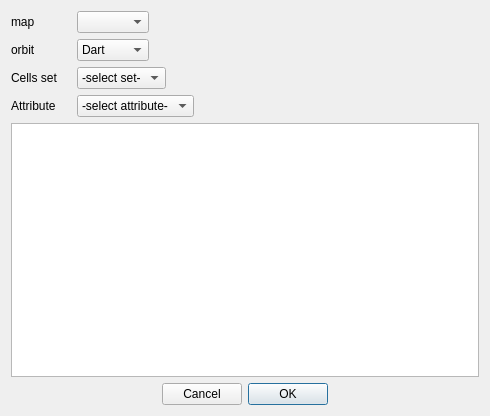
Above: schnapps/plugins/attribute_editor/edit_attribute_dialog.ui from cgogn/SCHNApps before the change. Below: the same form after it.
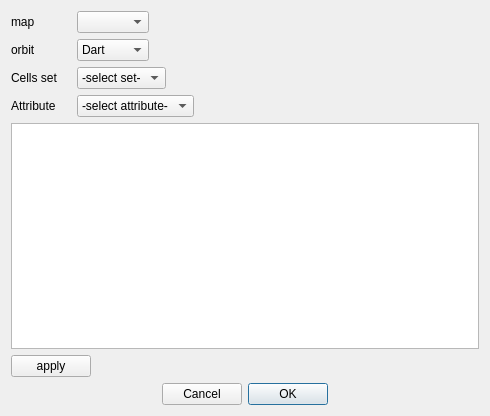
That is the form after the change.

Commit message: edit attribute plugin : using notify_attribute_changed method instead of just emiting a signal.

Patch:
```diff
--- a/schnapps/plugins/attribute_editor/edit_attribute_dialog.ui
+++ b/schnapps/plugins/attribute_editor/edit_attribute_dialog.ui
@@ -205,6 +205,30 @@
      </attribute>
     </widget>
    </item>
+   <item>
+    <layout class="QHBoxLayout" name="horizontalLayout_5">
+     <item>
+      <widget class="QPushButton" name="apply_button">
+       <property name="text">
+        <string>apply</string>
+       </property>
+      </widget>
+     </item>
+     <item>
+      <spacer name="horizontalSpacer_5">
+       <property name="orientation">
+        <enum>Qt::Horizontal</enum>
+       </property>
+       <property name="sizeHint" stdset="0">
+        <size>
+         <width>40</width>
+         <height>20</height>
+        </size>
+       </property>
+      </spacer>
+     </item>
+    </layout>
+   </item>
    <item>
     <widget class="QDialogButtonBox" name="buttonBox">
      <property name="layoutDirection">
```
The commit also changes 1 other file.
